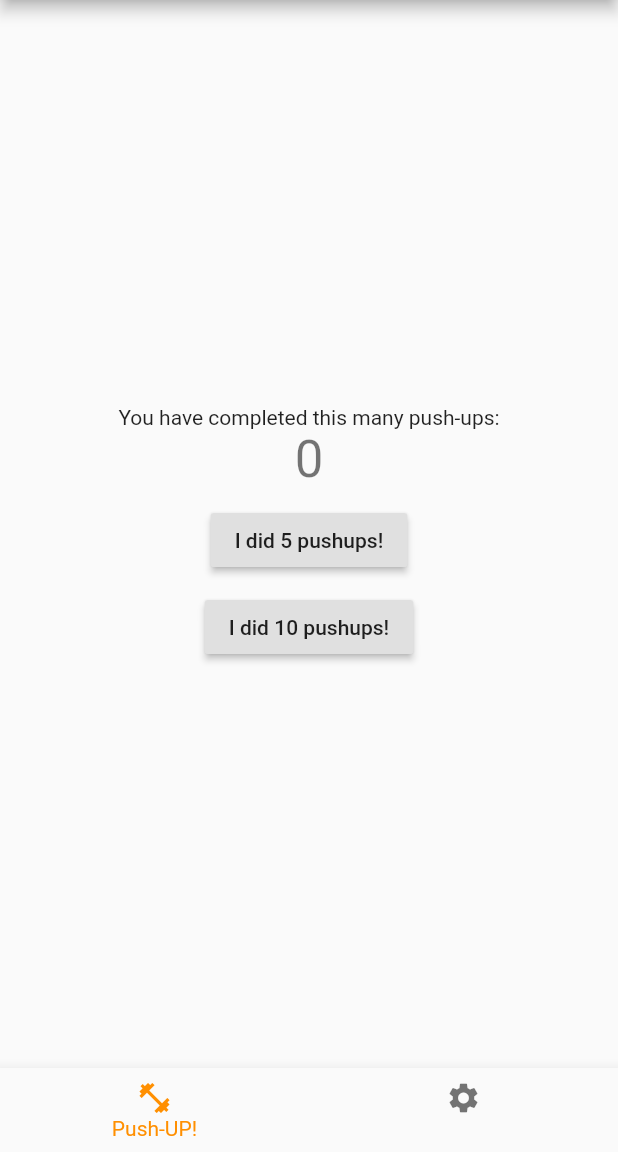
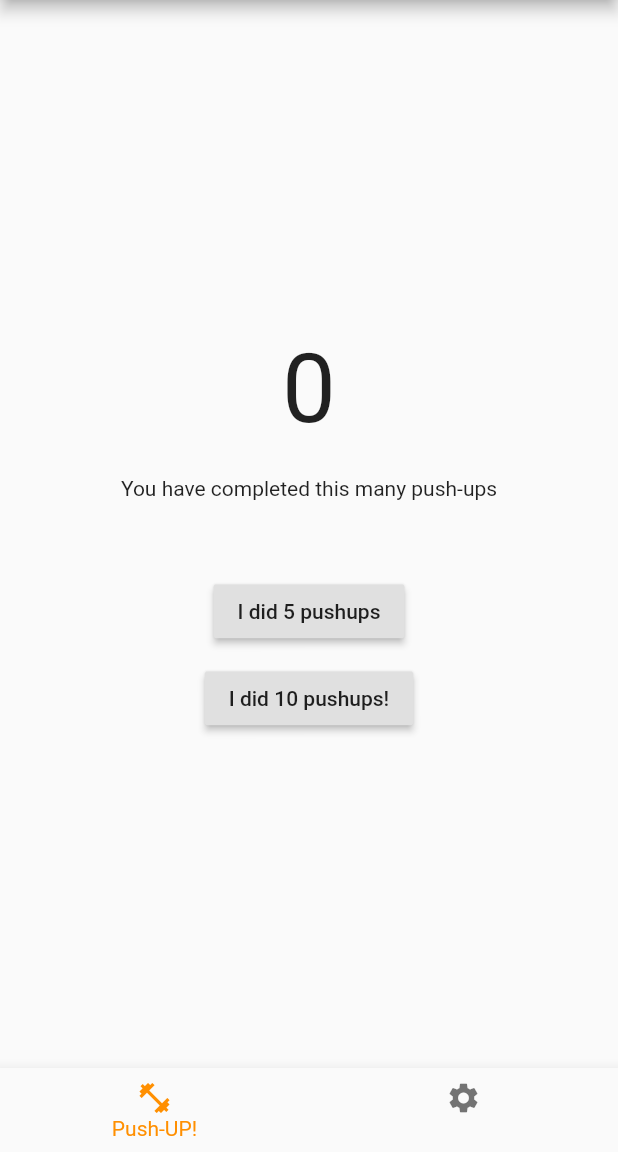
Before and after one commit to illusional/pushup-counter, a Flutter app: the screen it shows after launch, on a phone screen of 412 x 824 dp, the part 84-1236 px from its top. Run offline on Flutter 3.47's test engine with Material 2 defaults, Android fonts, the phone set to English and light mode, and no system bars; our stand-ins replace sqflite; accounts and stored records are empty.

Commit message:
Update README + counter style

```diff
--- a/lib/counter.dart
+++ b/lib/counter.dart
@@ -34,16 +34,15 @@ class _CounterState extends State<CounterWidget> {
             child: Column(
               mainAxisAlignment: MainAxisAlignment.center,
               children: <Widget>[
-                Text(
-                  'You have completed this many push-ups:',
-                ),
-                Text(
-                  '$_reps',
-                  style: Theme.of(context).textTheme.display1,
-                ),
+                Text('$_reps', style: TextStyle(fontSize: 64)),
+                Padding(
+                    padding: EdgeInsets.only(top: 20, bottom: 40),
+                    child: Text(
+                      'You have completed this many push-ups',
+                    )),
                 Padding(
                   child: RaisedButton(
-                    child: Text("I did 5 pushups!"),
+                    child: Text("I did 5 pushups"),
                     onPressed: () => _addReps(reps: 5),
                   ),
                   padding: EdgeInsets.only(top: 10),
```
Also changed, not shown: resources/2020-03-23-daily-total.jpeg (added), resources/2020-03-23-homescreen.jpeg (added), 1 other file.
